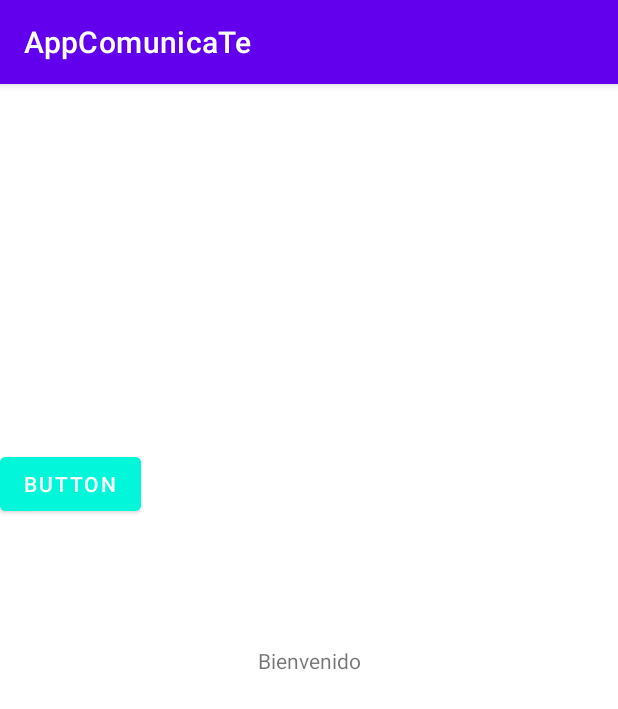
After one commit to sectario/AppComunicaTe, an Android app: the InformationActivity screen opened directly, with no data from a screen before it, on a phone screen of 412 x 824 dp. The commit adds this screen. Shown: the top 709 px of the screen. Run offline under Robolectric (Android 15) with nearby library versions, the phone set to English and light mode, and no system bars.

Commit message:
aplicaciones de cambio en general

```diff
--- /dev/null
+++ b/app/src/main/java/com/sectario/appcomunicate/InformationActivity.java
@@ -0,0 +1,26 @@
+package com.sectario.appcomunicate;
+
+import android.content.Intent;
+import android.os.Bundle;
+import android.view.View;
+import android.widget.Button;
+
+import androidx.appcompat.app.AppCompatActivity;
+
+public class InformationActivity extends AppCompatActivity {
+
+
+    Button btnIr;
+
+    @Override
+    protected void onCreate(Bundle savedInstanceState) {
+        super.onCreate(savedInstanceState);
+        setContentView(R.layout.activity_information);
+
+        btnIr = findViewById(R.id.BtnIR);
+
+
+
+
+    }
+}
--- /dev/null
+++ b/app/src/main/res/layout/activity_information.xml
@@ -0,0 +1,31 @@
+<?xml version="1.0" encoding="utf-8"?>
+<androidx.constraintlayout.widget.ConstraintLayout xmlns:android="http://schemas.android.com/apk/res/android"
+    xmlns:app="http://schemas.android.com/apk/res-auto"
+    xmlns:tools="http://schemas.android.com/tools"
+    android:layout_width="match_parent"
+    android:layout_height="match_parent"
+    android:backgroundTint="@color/black"
+    tools:context=".InformationActivity">
+
+    <TextView
+        android:id="@+id/textView"
+        android:layout_width="wrap_content"
+        android:layout_height="wrap_content"
+        android:text="Bienvenido"
+        app:layout_constraintBottom_toBottomOf="parent"
+        app:layout_constraintEnd_toEndOf="parent"
+        app:layout_constraintStart_toStartOf="parent"
+        app:layout_constraintTop_toTopOf="parent" />
+
+    <Button
+        android:id="@+id/BtnIR"
+        android:layout_width="wrap_content"
+        android:layout_height="wrap_content"
+        android:layout_marginBottom="84dp"
+        android:backgroundTint="@color/Butons_colors"
+        android:fallbackLineSpacing="false"
+        android:text="Button"
+        app:layout_constraintBottom_toTopOf="@+id/textView"
+        tools:layout_editor_absoluteX="158dp" />
+
+</androidx.constraintlayout.widget.ConstraintLayout>
--- a/app/src/main/res/values/colors.xml
+++ b/app/src/main/res/values/colors.xml
@@ -7,4 +7,5 @@
     <color name="teal_700">#FF018786</color>
     <color name="black">#FF000000</color>
     <color name="white">#FFFFFFFF</color>
+    <color name="Butons_colors">#02F6D9</color>
 </resources>
--- a/app/src/main/res/values/strings.xml
+++ b/app/src/main/res/values/strings.xml
@@ -1,3 +1,5 @@
 <resources>
     <string name="app_name">AppComunicaTe</string>
+    <string name="news_tittle">Noticias y circulares</string>
+    <string name="news_description">Aquí puedes ver las noticias y circulares</string>
 </resources>
```
Also changed, not shown: app/src/main/AndroidManifest.xml (+15 -0 lines), app/src/main/java/com/sectario/appcomunicate/LauncherActivity.java (added, +36 -0 lines), app/src/main/java/com/sectario/appcomunicate/LogInActivity.java (added, +14 -0 lines), app/src/main/java/com/sectario/appcomunicate/MainActivity.java (+25 -0 lines), app/src/main/res/layout/activity_launcher.xml (added, +9 -0 lines), app/src/main/res/layout/activity_log_in.xml (added, +9 -0 lines), app/src/main/res/layout/activity_main.xml (+27 -6 lines), app/src/main/res/values/array_news.xml (added, +9 -0 lines).
